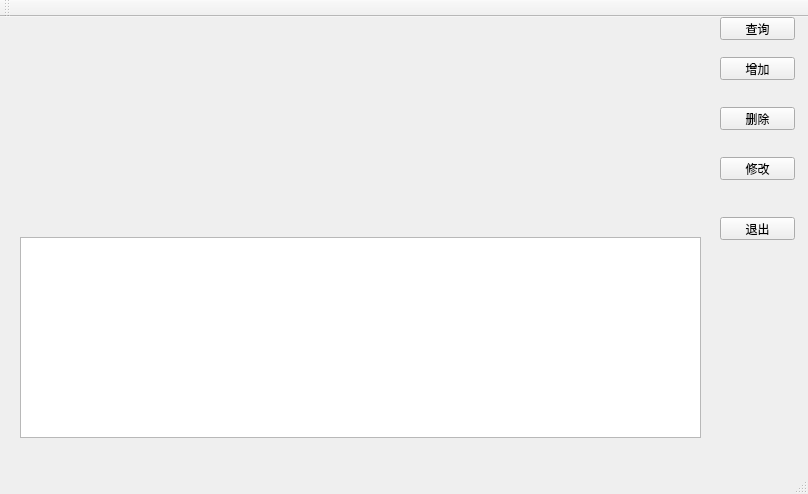
Qt form Mysql/mysql/mainwindow.ui (JackZ0/QTPractice) before a commit.
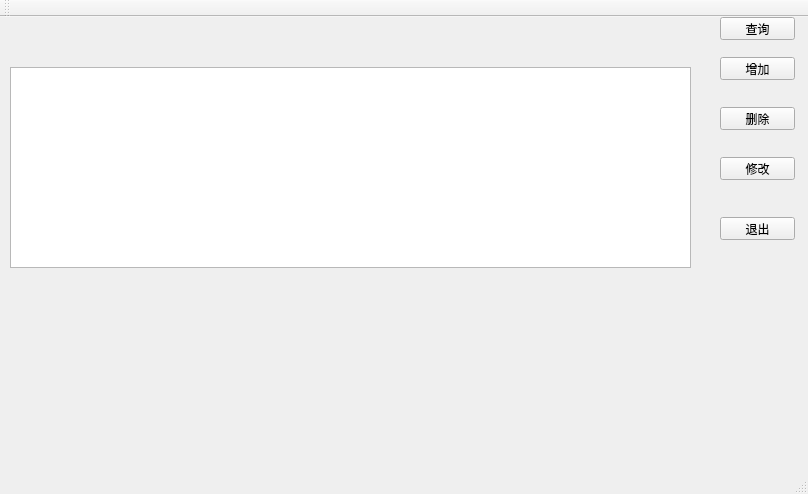
The same form after that commit.

Diff of the .ui file:
```diff
--- a/Mysql/mysql/mainwindow.ui
+++ b/Mysql/mysql/mainwindow.ui
@@ -17,8 +17,8 @@
    <widget class="QTableView" name="tableView">
     <property name="geometry">
      <rect>
-      <x>20</x>
-      <y>220</y>
+      <x>10</x>
+      <y>50</y>
       <width>681</width>
       <height>201</height>
      </rect>
```
